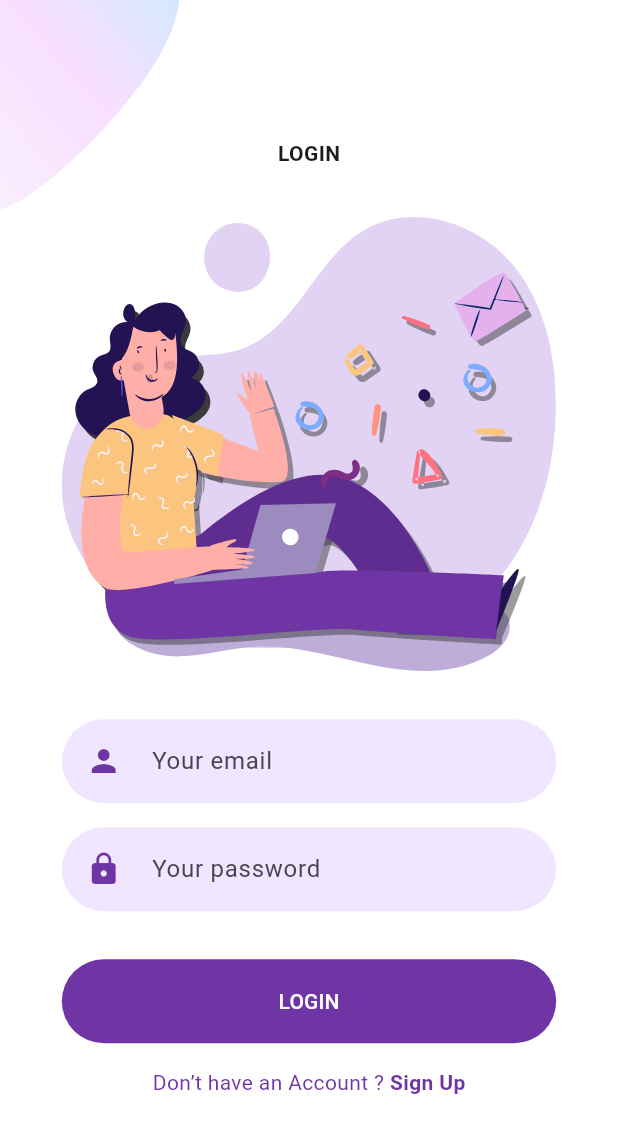
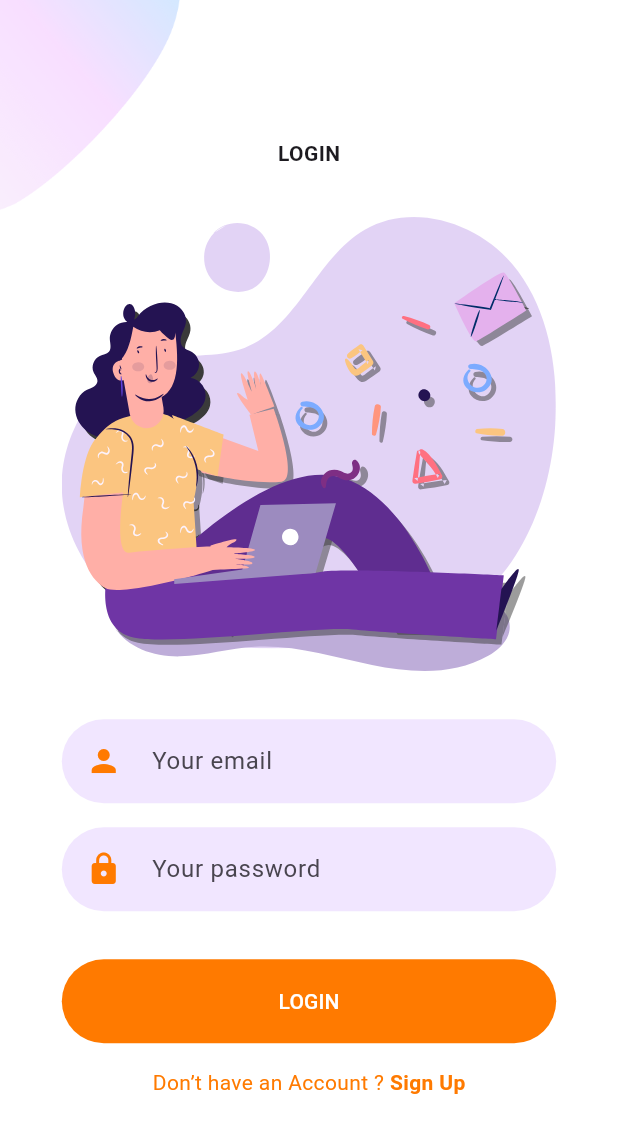
Before and after one commit to TharinduGee/BusBuddy, a Flutter app: the screen it shows after launch, after a tap on "LOGIN", on a phone screen of 412 x 824 dp. Shown: the top 1133 px of the screen. Run offline on Flutter 3.47's test engine with Material 3 defaults, Android fonts, the phone set to English and light mode, and no system bars; our stand-ins replace flutter_secure_storage, flutter_svg; network calls fail.

Commit message:
add depen & change color theme

```diff
--- a/mobile/busbuddy/lib/constants.dart
+++ b/mobile/busbuddy/lib/constants.dart
@@ -1,8 +1,8 @@
 import 'package:flutter/material.dart';
 
-const khost = 'localhost';
+const khost = '10.0.2.2';
 
-const kPrimaryColor = Color(0xFF6F35A5);
+const kPrimaryColor = Color.fromARGB(255, 255, 122, 0);
 const kPrimaryLightColor = Color(0xFFF1E6FF);
 
 const double defaultPadding = 16.0;
--- a/mobile/busbuddy/pubspec.yaml
+++ b/mobile/busbuddy/pubspec.yaml
@@ -31,6 +31,7 @@ dependencies:
   cupertino_icons: ^1.0.6
   flutter:
     sdk: flutter
+  flutter_secure_storage: ^9.0.0
   flutter_svg: ^2.0.10+1
   http: ^1.2.1
 
```
